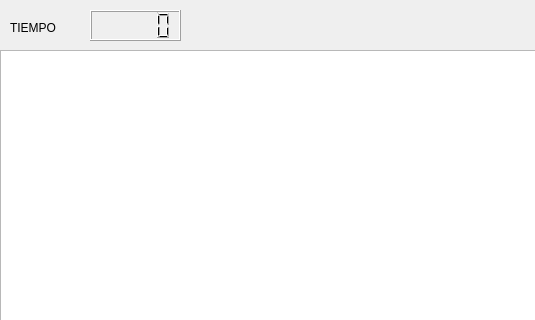
valentinaboterov/ProyectoFinal, file Pulley_Town/niveles.ui: the form before one commit; both pictures show x 0 to 535 and y 0 to 320 of the 800 by 800 pixel window.
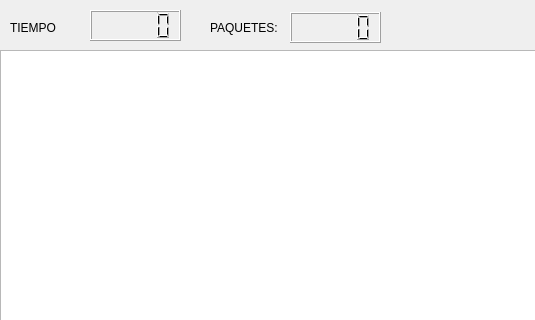
The form after the commit.

What changed in the file:
```diff
--- a/Pulley_Town/niveles.ui
+++ b/Pulley_Town/niveles.ui
@@ -67,6 +67,29 @@
     <string>TIEMPO</string>
    </property>
   </widget>
+  <widget class="QLabel" name="label_2">
+   <property name="geometry">
+    <rect>
+     <x>210</x>
+     <y>20</y>
+     <width>71</width>
+     <height>16</height>
+    </rect>
+   </property>
+   <property name="text">
+    <string>PAQUETES:</string>
+   </property>
+  </widget>
+  <widget class="QLCDNumber" name="paquetes">
+   <property name="geometry">
+    <rect>
+     <x>290</x>
+     <y>12</y>
+     <width>91</width>
+     <height>31</height>
+    </rect>
+   </property>
+  </widget>
  </widget>
  <resources/>
  <connections/>
```
Left out of the diff: 2 changed lines with no effect on the pictures.
